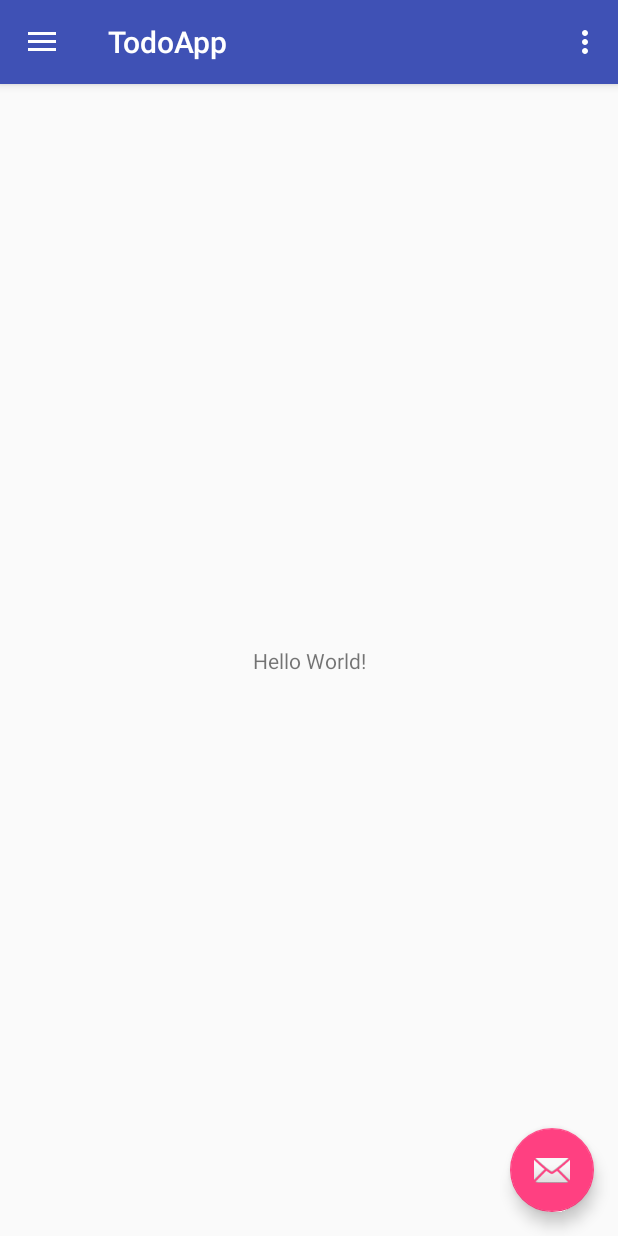
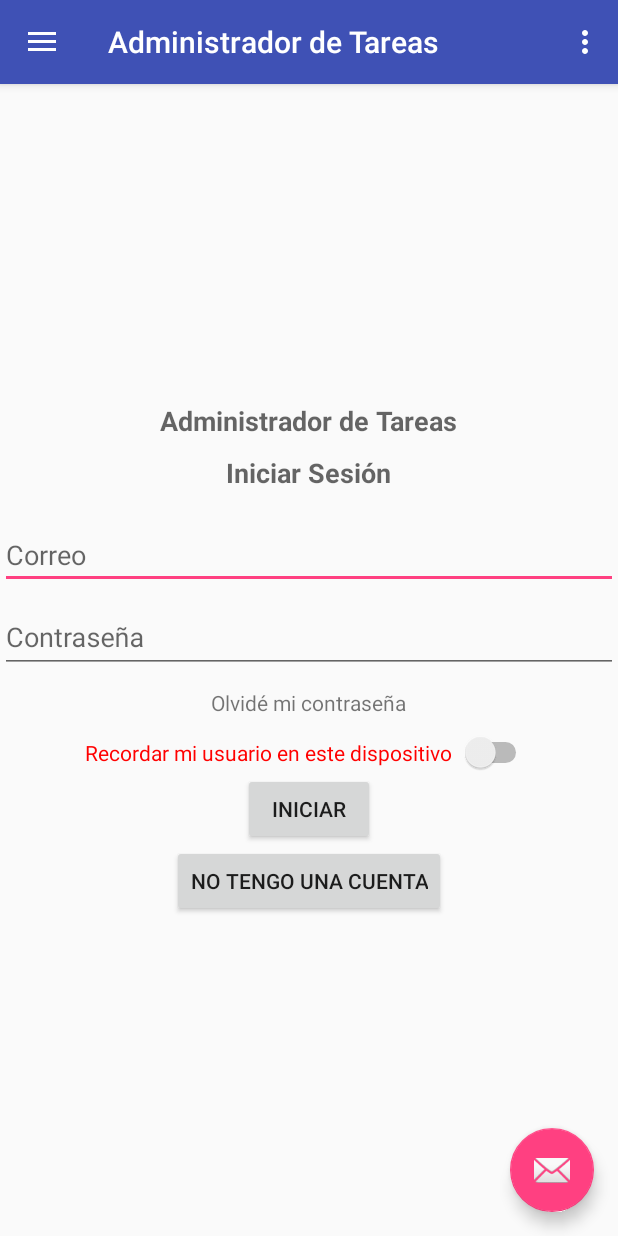
Before and after one commit to ArkantosC/todo-app, an Android app: the screen it shows after launch (MainActivity), on a phone screen of 412 x 824 dp. Run offline under Robolectric (Android 15) with nearby library versions, the phone set to English and light mode, and no system bars.

Commit message:
Class one: Layouts.

```diff
--- a/app/src/main/res/layout/content_main.xml
+++ b/app/src/main/res/layout/content_main.xml
@@ -8,13 +8,11 @@
     tools:context="co.devhack.todoapp.MainActivity"
     tools:showIn="@layout/app_bar_main">
 
-    <TextView
-        android:layout_width="wrap_content"
-        android:layout_height="wrap_content"
-        android:text="Hello World!"
-        app:layout_constraintBottom_toBottomOf="parent"
-        app:layout_constraintLeft_toLeftOf="parent"
-        app:layout_constraintRight_toRightOf="parent"
-        app:layout_constraintTop_toTopOf="parent" />
+
+    <include layout="@layout/fragment_login"
+        android:layout_width="match_parent"
+        android:layout_height="match_parent"
+        app:layout_editor_absoluteX="8dp"
+        app:layout_editor_absoluteY="8dp"></include>
 
 </android.support.constraint.ConstraintLayout>
--- /dev/null
+++ b/app/src/main/res/layout/example.xml
@@ -0,0 +1,6 @@
+<?xml version="1.0" encoding="utf-8"?>
+<android.support.constraint.ConstraintLayout
+    xmlns:android="http://schemas.android.com/apk/res/android" android:layout_width="match_parent"
+    android:layout_height="match_parent">
+
+</android.support.constraint.ConstraintLayout>
--- /dev/null
+++ b/app/src/main/res/layout/fragment_login.xml
@@ -0,0 +1,74 @@
+<?xml version="1.0" encoding="utf-8"?>
+<LinearLayout xmlns:android="http://schemas.android.com/apk/res/android"
+    android:orientation="vertical"
+    android:layout_width="match_parent"
+    android:layout_height="match_parent"
+    android:gravity="center_vertical"
+    android:layout_marginLeft="@dimen/activity_horizontal_margin"
+    android:layout_marginRight="@dimen/activity_horizontal_margin">
+
+    <TextView
+        android:layout_width="wrap_content"
+        android:layout_height="wrap_content"
+        android:text="@string/app_name"
+        android:layout_gravity="center_horizontal"
+        android:textAppearance="?android:textAppearanceMedium"
+        android:textStyle="bold"
+        android:layout_marginBottom="10dp"/>
+
+    <TextView
+        android:layout_width="wrap_content"
+        android:layout_height="wrap_content"
+        android:text="@string/iniciar_sesi_n"
+        android:layout_gravity="center_horizontal"
+        android:textAppearance="?android:textAppearanceMedium"
+        android:textStyle="bold"
+        android:layout_marginBottom="20dp"/>
+
+    <EditText
+        android:layout_width="match_parent"
+        android:layout_height="wrap_content"
+        android:hint="@string/correo"/>
+
+    <android.support.design.widget.TextInputLayout
+        android:layout_width="match_parent"
+        android:layout_height="wrap_content">
+
+        <android.support.design.widget.TextInputEditText
+            android:layout_width="match_parent"
+            android:layout_height="wrap_content"
+            android:hint="@string/contrase_a"
+            android:inputType="textPassword"/>
+
+    </android.support.design.widget.TextInputLayout>
+
+
+    <TextView
+        android:layout_width="wrap_content"
+        android:layout_height="wrap_content"
+        android:text="@string/olvid_mi_contrase_a"
+        android:layout_gravity="center_horizontal"
+        android:layout_marginTop="10dp"
+        android:layout_marginBottom="10dp"/>
+
+    <Switch
+        android:layout_width="wrap_content"
+        android:layout_height="wrap_content"
+        android:layout_gravity="center_horizontal"
+        android:text="@string/recordar_mi_usuario_en_este_dispositivo"
+        android:textColor="@color/forgot_password"
+        android:switchPadding="5dp"/>
+
+    <Button
+        android:layout_width="wrap_content"
+        android:layout_height="wrap_content"
+        android:text="@string/iniciar"
+        android:layout_gravity="center_horizontal"/>
+
+    <Button
+        android:layout_width="wrap_content"
+        android:layout_height="wrap_content"
+        android:layout_gravity="center_horizontal"
+        android:text="@string/no_tengo_una_cuenta"/>
+
+</LinearLayout>
--- a/app/src/main/res/values/colors.xml
+++ b/app/src/main/res/values/colors.xml
@@ -3,4 +3,5 @@
     <color name="colorPrimary">#3F51B5</color>
     <color name="colorPrimaryDark">#303F9F</color>
     <color name="colorAccent">#FF4081</color>
+    <color name="forgot_password">#ff0000</color>
 </resources>
--- a/app/src/main/res/values/strings.xml
+++ b/app/src/main/res/values/strings.xml
@@ -1,8 +1,18 @@
 <resources>
-    <string name="app_name">TodoApp</string>
+    <string name="app_name">Administrador de Tareas</string>
 
     <string name="navigation_drawer_open">Open navigation drawer</string>
     <string name="navigation_drawer_close">Close navigation drawer</string>
 
     <string name="action_settings">Settings</string>
+    <string name="iniciar_sesi_n">Iniciar Sesión</string>
+    <string name="correo">Correo</string>
+    <string name="contrase_a">Contraseña</string>
+    <string name="olvid_mi_contrase_a">Olvidé mi contraseña</string>
+    <string name="recordar_mi_usuario_en_este_dispositivo">Recordar mi usuario en este dispositivo</string>
+    <string name="iniciar">Iniciar</string>
+    <string name="no_tengo_una_cuenta">No tengo una cuenta</string>
+    <string name="registrarme">Registrarme</string>
+    <string name="ya_tengo_una_cuenta">Ya tengo una cuenta</string>
+    <string name="crear_cuenta">Crear cuenta</string>
 </resources>
```
Also changed, not shown: app/src/main/res/layout/fragment_add_todo.xml (added, +76 -0 lines), app/src/main/res/layout/fragment_signup.xml (added, +118 -0 lines).
